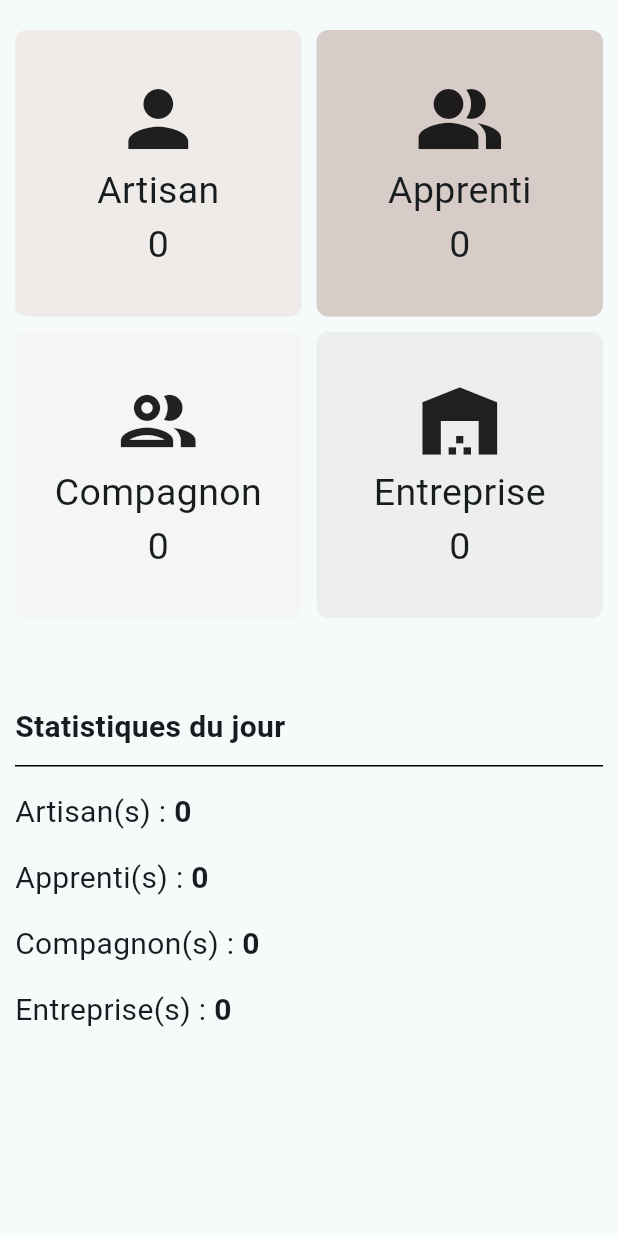
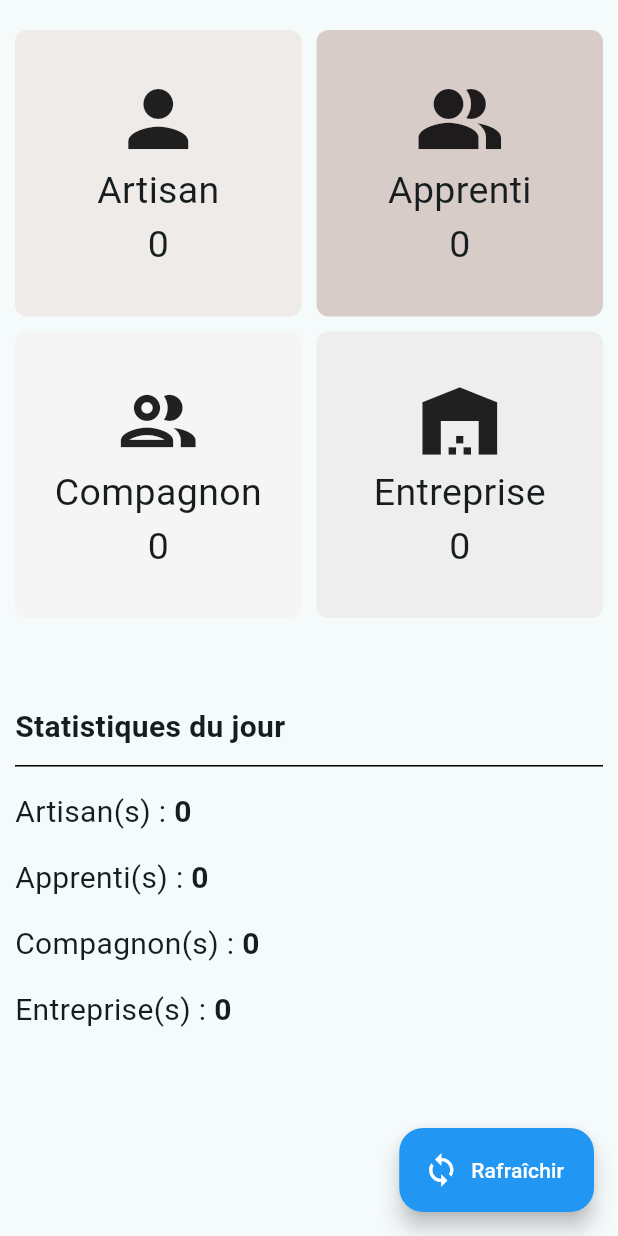
Before and after one commit to bendressouarnaud/aga, a Flutter app: the WidgetAccueil screen opened directly, on a phone screen of 412 x 824 dp. Run offline on Flutter 3.47's test engine with Material 3 defaults, Android fonts, the phone set to English and light mode, and no system bars; our stand-ins replace cached_network_image, camera, dropdown_search, file_picker, firebase_core, firebase_messaging and 17 more; missing offline and left inert: maps_launcher, webview_flutter_wkwebview; accounts and stored records are empty; generated files the repository leaves out were written again.

Commit message:
Bouton rafraichissement

```diff
--- a/lib/konan/widget_accueil.dart
+++ b/lib/konan/widget_accueil.dart
@@ -38,7 +38,7 @@ class _WidgetAccueil extends State<WidgetAccueil> {
         currentDateTime.day == fromDatabase.day;
   }
 
-  Future<int> getAppropriateCrmId() async {
+  /*Future<int> getAppropriateCrmId() async {
     if(globalUser!.crm == -1) {
       try {
         var localToken = await MesServices().checkJwtExpiration();
@@ -80,16 +80,32 @@ class _WidgetAccueil extends State<WidgetAccueil> {
     else{
       return globalUser!.crm;
     }
-  }
+  }*/
 
   @override
   Widget build(BuildContext context) {
     return Scaffold(
-      body: FutureBuilder(
-          future: Future.wait([getAppropriateCrmId()]),
-          builder: (BuildContext context, AsyncSnapshot<dynamic> snapshot){
-            if(snapshot.connectionState == ConnectionState.done && snapshot.hasData){
-              return SingleChildScrollView(
+      floatingActionButton: FloatingActionButton.extended(
+        onPressed: () async {
+          // Réacutaliser :
+          artisanControllerX.cleanAndRefreshData();
+          apprentiControllerX.cleanAndRefreshData();
+          compagnonControllerX.cleanAndRefreshData();
+          entrepriseControllerX.cleanAndRefreshData();
+        },
+        backgroundColor: Colors.blue,
+        tooltip: 'Continuer',
+        label: Text('Rafraîchir',
+          style: const TextStyle(
+              color: Colors.white
+          ),
+        ),
+        icon: const Icon(
+          Icons.sync,
+          color: Colors.white,
+        ),
+      ),
+      body: SingleChildScrollView(
           child: Column(
             children: [
 
@@ -373,14 +389,6 @@ class _WidgetAccueil extends State<WidgetAccueil> {
 
             ],
           )
-              );
-            }
-            else{
-              return const Center(
-                child: CircularProgressIndicator(),
-              );
-            }
-          }
       )
     );
   }
--- a/pubspec.yaml
+++ b/pubspec.yaml
@@ -80,6 +80,8 @@ dependencies:
   google_maps_flutter: ^2.14.2
   signature: ^6.3.0
   lite_rolling_switch: ^1.0.1
+  firebase_ai: ^2.3.0
+  firebase_app_check: ^0.3.2+10
 
 dependency_overrides:
   intl: ^0.19.0
```
Also changed, not shown: lib/getxcontroller/apprenti_controller_x.dart (+8 -0 lines), lib/getxcontroller/artisan_controller_x.dart (+8 -0 lines), lib/getxcontroller/compagnon_controller_x.dart (+8 -0 lines), lib/getxcontroller/entreprise_controller_x.dart (+8 -0 lines), lib/konan/interface_prise_artisan_photo.dart (+4 -4 lines), 2 other files. Lines whose indentation alone changed are shown as unchanged.
